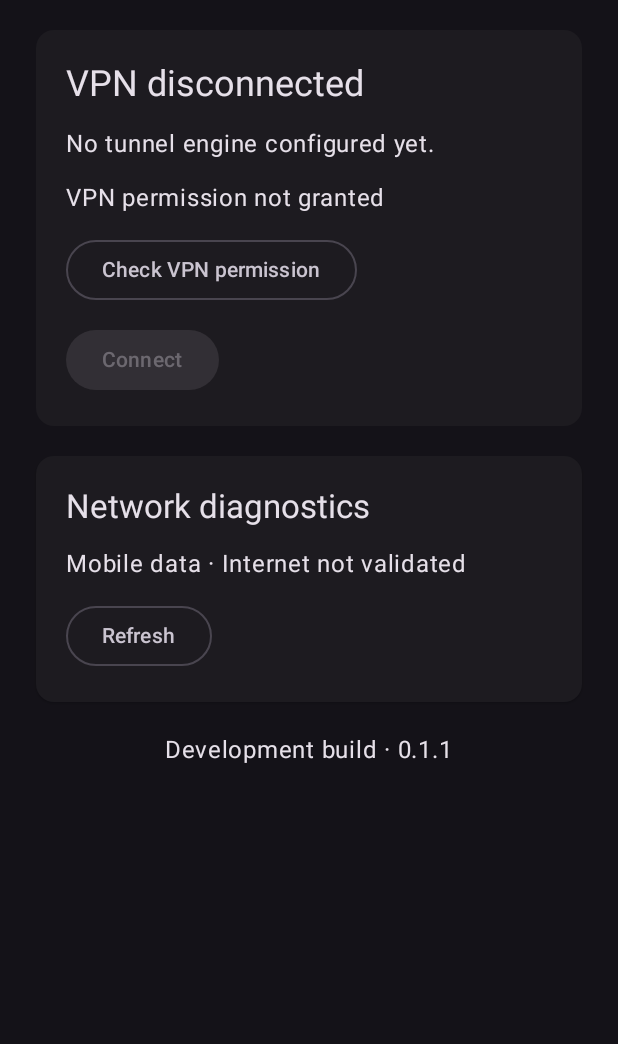
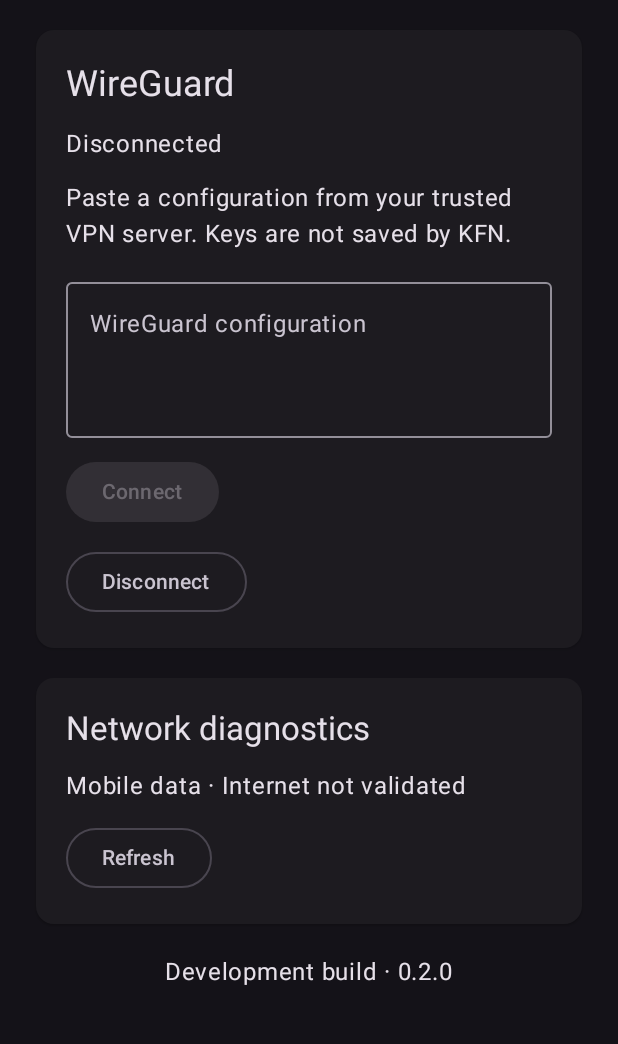
Before and after one commit to germany95reg-boop/KEBRIO-Freedom-Network-KFN, an Android app built with Jetpack Compose: the screen it shows after launch (MainActivity), on a phone screen of 412 x 824 dp, the part 156-1200 px from its top. Run offline under Robolectric (Android 15) with nearby library versions, the phone set to English and light mode, and no system bars; libraries missing offline, so code that uses them is left out: com.wireguard.android, com.wireguard.config.

Commit message:
Integrate native WireGuard backend and ephemeral configuration input

```diff
--- a/app/build.gradle.kts
+++ b/app/build.gradle.kts
@@ -6,12 +6,14 @@ plugins {
 android {
  namespace = "com.kebrio.kfn"
  compileSdk = 35
- defaultConfig { applicationId = "com.kebrio.kfn"; minSdk = 26; targetSdk = 35; versionCode = 2; versionName = "0.1.1" }
+ defaultConfig { applicationId = "com.kebrio.kfn"; minSdk = 26; targetSdk = 35; versionCode = 3; versionName = "0.2.0" }
  buildFeatures { compose = true }
  compileOptions { sourceCompatibility = JavaVersion.VERSION_17; targetCompatibility = JavaVersion.VERSION_17 }
  kotlinOptions { jvmTarget = "17" }
 }
 dependencies {
+ implementation("com.wireguard.android:tunnel:1.0.20230706")
+ implementation("org.jetbrains.kotlinx:kotlinx-coroutines-android:1.9.0")
  implementation(platform("androidx.compose:compose-bom:2024.12.01"))
  implementation("androidx.activity:activity-compose:1.9.3")
  implementation("androidx.compose.material3:material3")
--- a/app/src/main/java/com/kebrio/kfn/MainActivity.kt
+++ b/app/src/main/java/com/kebrio/kfn/MainActivity.kt
@@ -1,13 +1,14 @@
 package com.kebrio.kfn
+
 import android.os.Bundle
-import android.net.VpnService
-import androidx.activity.result.contract.ActivityResultContracts
 import android.content.Context
 import android.net.ConnectivityManager
 import android.net.NetworkCapabilities
+import android.net.VpnService
 import androidx.activity.ComponentActivity
 import androidx.activity.compose.setContent
 import androidx.activity.compose.rememberLauncherForActivityResult
+import androidx.activity.result.contract.ActivityResultContracts
 import androidx.compose.foundation.layout.*
 import androidx.compose.foundation.rememberScrollState
 import androidx.compose.foundation.verticalScroll
@@ -15,27 +16,39 @@ import androidx.compose.material3.*
 import androidx.compose.runtime.*
 import androidx.compose.ui.Modifier
 import androidx.compose.ui.Alignment
+import androidx.compose.ui.text.input.PasswordVisualTransformation
 import androidx.compose.ui.unit.dp
+import com.kebrio.kfn.core.WireGuardController
 
 class MainActivity : ComponentActivity() {
  override fun onCreate(savedInstanceState: Bundle?) {
   super.onCreate(savedInstanceState)
+  val controller = WireGuardController.get(this)
   setContent {
    MaterialTheme(colorScheme = darkColorScheme()) {
     var network by remember { mutableStateOf(checkNetwork()) }
-    var vpnPermission by remember { mutableStateOf(VpnService.prepare(this@MainActivity) == null) }
-    val permissionLauncher = rememberLauncherForActivityResult(ActivityResultContracts.StartActivityForResult()) { vpnPermission = VpnService.prepare(this@MainActivity) == null }
-    Surface(modifier = Modifier.fillMaxSize()) {
-     Column(Modifier.safeDrawingPadding().fillMaxSize().verticalScroll(rememberScrollState()).padding(24.dp), horizontalAlignment = Alignment.CenterHorizontally, verticalArrangement = Arrangement.spacedBy(20.dp)) {
+    var config by remember { mutableStateOf("") }
+    val status by controller.status.collectAsState()
+    val launcher = rememberLauncherForActivityResult(ActivityResultContracts.StartActivityForResult()) {
+     if (VpnService.prepare(this@MainActivity) == null && config.isNotBlank()) {
+      controller.connect(config); config = ""
+     }
+    }
+    Surface(Modifier.fillMaxSize()) {
+     Column(Modifier.safeDrawingPadding().imePadding().fillMaxSize().verticalScroll(rememberScrollState()).padding(24.dp), horizontalAlignment = Alignment.CenterHorizontally, verticalArrangement = Arrangement.spacedBy(20.dp)) {
       Text("KEBRIO", style = MaterialTheme.typography.headlineLarge)
       Text("FREEDOM NETWORK", style = MaterialTheme.typography.labelLarge)
       ElevatedCard(Modifier.fillMaxWidth()) {
        Column(Modifier.padding(20.dp), verticalArrangement = Arrangement.spacedBy(12.dp)) {
-        Text("VPN disconnected", style = MaterialTheme.typography.headlineSmall)
-        Text("No tunnel engine configured yet.")
-        Text(if (vpnPermission) "VPN permission granted" else "VPN permission not granted")
-        OutlinedButton(onClick = { val intent = VpnService.prepare(this@MainActivity); if (intent == null) vpnPermission = true else permissionLauncher.launch(intent) }) { Text("Check VPN permission") }
-        Button(onClick = {}, enabled = false) { Text("Connect") }
+        Text("WireGuard", style = MaterialTheme.typography.headlineSmall)
+        Text(status)
+        Text("Paste a configuration from your trusted VPN server. Keys are not saved by KFN.")
+        OutlinedTextField(value = config, onValueChange = { if (it.length <= 65536) config = it }, label = { Text("WireGuard configuration") }, modifier = Modifier.fillMaxWidth(), minLines = 3, maxLines = 6, visualTransformation = PasswordVisualTransformation())
+        Button(onClick = {
+         val intent = VpnService.prepare(this@MainActivity)
+         if (intent == null) { controller.connect(config); config = "" } else launcher.launch(intent)
+        }, enabled = config.isNotBlank() && !status.startsWith("Tunnel up") && status != "Starting tunnel") { Text("Connect") }
+        OutlinedButton(onClick = { controller.disconnect() }) { Text("Disconnect") }
        }
       }
       ElevatedCard(Modifier.fillMaxWidth()) {
@@ -45,7 +58,7 @@ class MainActivity : ComponentActivity() {
         OutlinedButton(onClick = { network = checkNetwork() }) { Text("Refresh") }
        }
       }
-      Text("Development build · 0.1.1")
+      Text("Development build · 0.2.0")
      }
     }
    }
--- /dev/null
+++ b/app/src/main/java/com/kebrio/kfn/core/WireGuardController.kt
@@ -0,0 +1,57 @@
+package com.kebrio.kfn.core
+
+import android.content.Context
+import com.wireguard.android.backend.GoBackend
+import com.wireguard.android.backend.Tunnel
+import com.wireguard.config.Config
+import kotlinx.coroutines.*
+import kotlinx.coroutines.flow.MutableStateFlow
+import kotlinx.coroutines.flow.asStateFlow
+import kotlinx.coroutines.sync.Mutex
+import kotlinx.coroutines.sync.withLock
+
+class WireGuardController private constructor(context: Context) {
+ private val backend = GoBackend(context.applicationContext)
+ private val scope = CoroutineScope(SupervisorJob() + Dispatchers.IO)
+ private val lock = Mutex()
+ private val _status = MutableStateFlow("Disconnected")
+ val status = _status.asStateFlow()
+ private val tunnel = object : Tunnel {
+  override fun getName() = "kfn"
+  override fun onStateChange(newState: Tunnel.State) {
+   _status.value = if (newState == Tunnel.State.UP) "Tunnel up — remote handshake not verified" else "Disconnected"
+  }
+ }
+ fun connect(raw: String) {
+  scope.launch { lock.withLock {
+   try {
+    if (backend.getState(tunnel) == Tunnel.State.UP) return@withLock
+    _status.value = "Starting tunnel"
+    require(raw.length in 1..65536)
+    val config = Config.parse(raw.byteInputStream(Charsets.UTF_8))
+    val state = backend.setState(tunnel, Tunnel.State.UP, config)
+    _status.value = if (state == Tunnel.State.UP) "Tunnel up — remote handshake not verified" else "Tunnel did not start"
+   } catch (e: Exception) {
+    if (e is CancellationException) throw e
+    _status.value = "Connection failed — check configuration and VPN permission"
+   }
+  } }
+ }
+ fun disconnect() {
+  scope.launch { lock.withLock {
+   try {
+    backend.setState(tunnel, Tunnel.State.DOWN, null)
+    _status.value = "Disconnected"
+   } catch (e: Exception) {
+    if (e is CancellationException) throw e
+    _status.value = "Disconnect failed — check Android VPN settings"
+   }
+  } }
+ }
+ companion object {
+  @Volatile private var instance: WireGuardController? = null
+  fun get(context: Context): WireGuardController = instance ?: synchronized(this) {
+   instance ?: WireGuardController(context).also { instance = it }
+  }
+ }
+}
```
